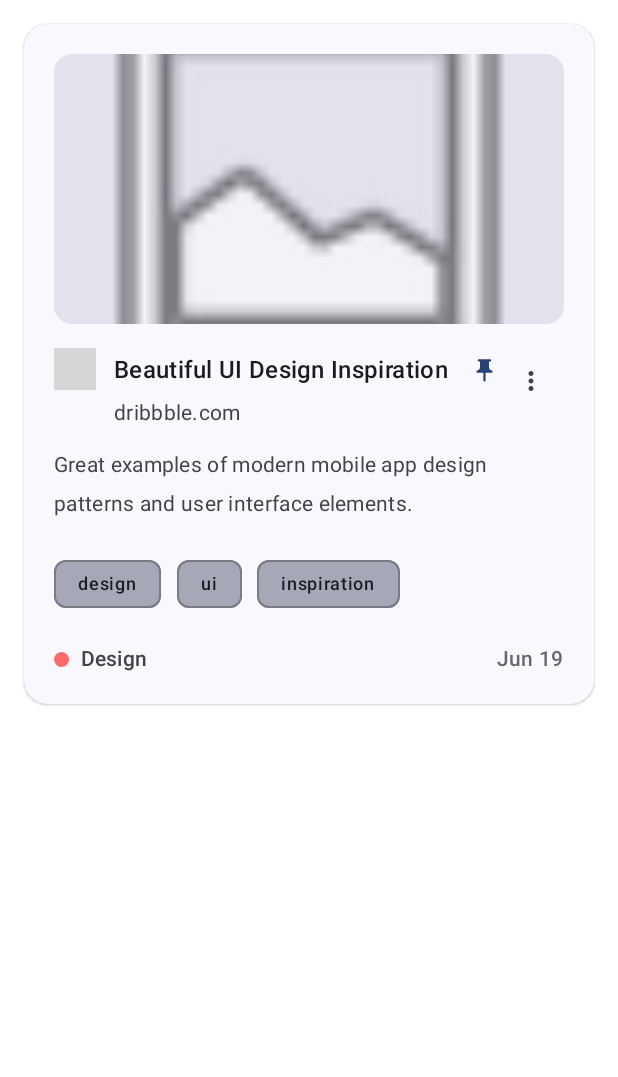
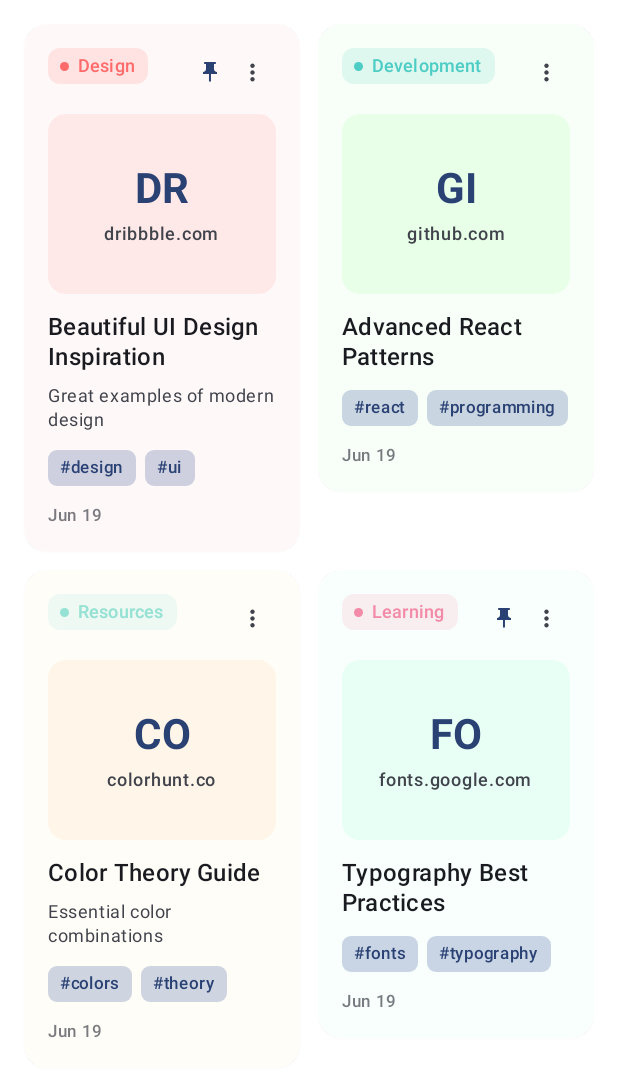
Before and after one commit to ZaryabKhan/Linkzary, an Android app built with Jetpack Compose: the @Preview function BookmarkCardPreview, on a phone screen of 412 x 824 dp. Shown: the top 1077 px of the screen. Run offline under Robolectric (Android 15) with nearby library versions, the phone set to English and light mode, and no system bars; our stand-ins replace Room's generated code; pictures from the network do not load; grey boxes are pictures that could not be loaded.

Commit message:
Initial commit

```diff
--- a/app/src/main/java/com/appcodecraft/linkzary/ui/component/BookmarkCard.kt
+++ b/app/src/main/java/com/appcodecraft/linkzary/ui/component/BookmarkCard.kt
@@ -8,14 +8,14 @@ import androidx.compose.foundation.shape.RoundedCornerShape
 import androidx.compose.material.icons.Icons
 import androidx.compose.material.icons.filled.MoreVert
 import androidx.compose.material.icons.filled.PushPin
-import androidx.compose.material.icons.filled.Image
+import androidx.compose.material.icons.filled.Bookmark
 import androidx.compose.material3.*
 import androidx.compose.runtime.Composable
 import androidx.compose.ui.Alignment
 import androidx.compose.ui.Modifier
 import androidx.compose.ui.draw.clip
+import androidx.compose.ui.draw.shadow
 import androidx.compose.ui.graphics.Color
-import androidx.compose.ui.graphics.toArgb
 import androidx.compose.ui.layout.ContentScale
 import androidx.compose.ui.platform.LocalContext
 import androidx.compose.ui.res.painterResource
@@ -23,6 +23,7 @@ import androidx.compose.ui.text.font.FontWeight
 import androidx.compose.ui.text.style.TextOverflow
 import androidx.compose.ui.tooling.preview.Preview
 import androidx.compose.ui.unit.dp
+import androidx.compose.ui.unit.sp
 import androidx.core.graphics.toColorInt
 import coil.compose.AsyncImage
 import coil.request.ImageRequest
@@ -41,192 +42,215 @@ fun BookmarkCard(
     onCardClick: () -> Unit,
     onMoreClick: () -> Unit
 ) {
+    // Generate subtle background color based on card ID
+    val backgroundColors = listOf(
+        Color(0xFFF8F9FF), // Soft blue
+        Color(0xFFFFF8F8), // Soft pink
+        Color(0xFFF8FFF8), // Soft green
+        Color(0xFFFFFDF8), // Soft yellow
+        Color(0xFFF8FFFD), // Soft mint
+        Color(0xFFFDF8FF), // Soft purple
+        Color(0xFFFFF8FC), // Soft peach
+        Color(0xFFF8FCFF), // Soft cyan
+        Color(0xFFFCF8FF), // Soft lavender
+        Color(0xFFFFFCF8)  // Soft cream
+    )
+
+    val cardBackgroundColor = backgroundColors[link.id.toInt() % backgroundColors.size]
+
     Card(
         modifier = modifier
             .fillMaxWidth()
-            .clickable { onCardClick() },
+            .clickable { onCardClick() }
+            .shadow(
+                elevation = 1.dp,
+                shape = RoundedCornerShape(16.dp),
+                spotColor = MaterialTheme.colorScheme.primary.copy(alpha = 0.08f)
+            ),
         shape = RoundedCornerShape(16.dp),
         colors = CardDefaults.cardColors(
-            containerColor = MaterialTheme.colorScheme.surface
+            containerColor = cardBackgroundColor
         ),
-        elevation = CardDefaults.cardElevation(defaultElevation = 1.dp)
+        border = null
     ) {
         Column(
-            modifier = Modifier.padding(20.dp)
+            modifier = Modifier.padding(16.dp)
         ) {
-            // Website preview image with better aspect ratio
-            val previewImageUrl = extractPreviewImage(link.url)
-            AsyncImage(
-                model = ImageRequest.Builder(LocalContext.current)
-                    .data(previewImageUrl)
-                    .crossfade(true)
-                    .build(),
-                contentDescription = "Website preview",
-                modifier = Modifier
-                    .fillMaxWidth()
-                    .height(180.dp)
-                    .clip(RoundedCornerShape(12.dp))
-                    .background(MaterialTheme.colorScheme.surfaceVariant),
-                contentScale = ContentScale.Crop,
-                error = painterResource(id = android.R.drawable.ic_menu_gallery)
-            )
-
-            Spacer(modifier = Modifier.height(16.dp))
-
-            // Header row with favicon, title, and more button
+            // Header with collection badge and more button
             Row(
                 modifier = Modifier.fillMaxWidth(),
+                horizontalArrangement = Arrangement.SpaceBetween,
                 verticalAlignment = Alignment.Top
             ) {
-                // Favicon with better styling
-                AsyncImage(
-                    model = ImageRequest.Builder(LocalContext.current)
-                        .data(link.favicon)
-                        .crossfade(true)
-                        .build(),
-                    contentDescription = "Favicon",
+                // Collection badge
+                if (collectionName != null && collectionColor != null) {
+                    Row(
                         modifier = Modifier
-                        .size(28.dp)
-                        .clip(RoundedCornerShape(6.dp))
-                        .background(MaterialTheme.colorScheme.surfaceVariant),
-                    contentScale = ContentScale.Crop
+                            .clip(RoundedCornerShape(8.dp))
+                            .background(Color(collectionColor.toColorInt()).copy(alpha = 0.15f))
+                            .padding(horizontal = 8.dp, vertical = 4.dp)
+                            .weight(1f, fill = false),
+                        verticalAlignment = Alignment.CenterVertically
+                    ) {
+                        Box(
+                            modifier = Modifier
+                                .size(6.dp)
+                                .clip(CircleShape)
+                                .background(Color(collectionColor.toColorInt()))
                         )
+                        Spacer(modifier = Modifier.width(6.dp))
+                        Text(
+                            text = collectionName,
+                            style = MaterialTheme.typography.labelMedium.copy(
+                                fontWeight = FontWeight.SemiBold,
+                                letterSpacing = 0.1.sp
+                            ),
+                            color = Color(collectionColor.toColorInt()),
+                            maxLines = 1,
+                            overflow = TextOverflow.Ellipsis
+                        )
+                    }
+                } else {
+                    Spacer(modifier = Modifier.weight(1f))
+                }
 
-                Spacer(modifier = Modifier.width(12.dp))
-
-                // Title and URL with better spacing
-                Column(
-                    modifier = Modifier.weight(1f)
-                ) {
+                // More button and pin indicator
                 Row(
                     verticalAlignment = Alignment.CenterVertically
                 ) {
-                        Text(
-                            text = link.title,
-                            style = MaterialTheme.typography.titleMedium,
-                            fontWeight = FontWeight.SemiBold,
-                            maxLines = 2,
-                            overflow = TextOverflow.Ellipsis,
-                            modifier = Modifier.weight(1f),
-                            lineHeight = MaterialTheme.typography.titleMedium.lineHeight * 1.2
-                        )
-
                     if (link.isPinned) {
-                            Spacer(modifier = Modifier.width(8.dp))
                         Icon(
                             imageVector = Icons.Default.PushPin,
                             contentDescription = "Pinned",
+                            modifier = Modifier.size(16.dp),
+                            tint = MaterialTheme.colorScheme.primary
+                        )
+                        Spacer(modifier = Modifier.width(4.dp))
+                    }
+
+                    IconButton(
+                        onClick = onMoreClick,
+                        modifier = Modifier.size(32.dp)
+                    ) {
+                        Icon(
+                            imageVector = Icons.Default.MoreVert,
+                            contentDescription = "More options",
                             modifier = Modifier.size(18.dp),
-                                tint = MaterialTheme.colorScheme.primary
+                            tint = MaterialTheme.colorScheme.onSurfaceVariant
                         )
                     }
                 }
+            }
 
+            Spacer(modifier = Modifier.height(12.dp))
+
+            // Domain thumbnail preview - compact version with complementary background
+            val thumbnailBackgroundColor = when (link.id.toInt() % 10) {
+                0 -> Color(0xFFE8EEFF) // Deeper blue
+                1 -> Color(0xFFFFE8E8) // Deeper pink
+                2 -> Color(0xFFE8FFE8) // Deeper green
+                3 -> Color(0xFFFFF5E8) // Deeper yellow
+                4 -> Color(0xFFE8FFF5) // Deeper mint
+                5 -> Color(0xFFF5E8FF) // Deeper purple
+                6 -> Color(0xFFFFE8F5) // Deeper peach
+                7 -> Color(0xFFE8F5FF) // Deeper cyan
+                8 -> Color(0xFFF5E8FF) // Deeper lavender
+                else -> Color(0xFFFFF5E8) // Deeper cream
+            }
+
+            Box(
+                modifier = Modifier
+                    .fillMaxWidth()
+                    .height(120.dp)
+                    .clip(RoundedCornerShape(12.dp))
+                    .background(thumbnailBackgroundColor),
+                contentAlignment = Alignment.Center
+            ) {
+                // Generate a simple domain preview
+                val domain = extractDomain(link.url)
+                Column(
+                    horizontalAlignment = Alignment.CenterHorizontally,
+                    verticalArrangement = Arrangement.Center
+                ) {
+                    Text(
+                        text = domain.take(2).uppercase(),
+                        style = MaterialTheme.typography.headlineMedium.copy(
+                            fontWeight = FontWeight.Bold
+                        ),
+                        color = MaterialTheme.colorScheme.primary
+                    )
                     Spacer(modifier = Modifier.height(4.dp))
-
                     Text(
-                        text = extractDomain(link.url),
-                        style = MaterialTheme.typography.bodyMedium,
+                        text = domain,
+                        style = MaterialTheme.typography.labelMedium,
                         color = MaterialTheme.colorScheme.onSurfaceVariant,
                         maxLines = 1,
                         overflow = TextOverflow.Ellipsis
                     )
                 }
-
-                // More button with better positioning
-                IconButton(
-                    onClick = onMoreClick,
-                    modifier = Modifier
-                        .size(44.dp)
-                        .padding(6.dp)
-                ) {
-                    Icon(
-                        imageVector = Icons.Default.MoreVert,
-                        contentDescription = "More options",
-                        modifier = Modifier.size(20.dp),
-                        tint = MaterialTheme.colorScheme.onSurfaceVariant
-                    )
-                }
             }
 
-            // Note if present with better styling
+            Spacer(modifier = Modifier.height(12.dp))
+
+            // Title with compact styling
+            Text(
+                text = link.title,
+                style = MaterialTheme.typography.titleMedium.copy(
+                    fontWeight = FontWeight.SemiBold,
+                    lineHeight = 20.sp
+                ),
+                maxLines = 2,
+                overflow = TextOverflow.Ellipsis,
+                color = MaterialTheme.colorScheme.onSurface
+            )
+
+            // Note if present - very compact
             if (link.note.isNotBlank()) {
-                Spacer(modifier = Modifier.height(12.dp))
+                Spacer(modifier = Modifier.height(8.dp))
                 Text(
                     text = link.note,
-                    style = MaterialTheme.typography.bodyMedium,
+                    style = MaterialTheme.typography.bodySmall,
                     color = MaterialTheme.colorScheme.onSurfaceVariant,
-                    maxLines = 3,
-                    overflow = TextOverflow.Ellipsis,
-                    lineHeight = MaterialTheme.typography.bodyMedium.lineHeight * 1.3
+                    maxLines = 2,
+                    overflow = TextOverflow.Ellipsis
                 )
             }
 
-            // Tags with improved layout
+            // Tags - compact horizontal scrolling
             if (link.tags.isNotBlank()) {
-                Spacer(modifier = Modifier.height(16.dp))
+                Spacer(modifier = Modifier.height(12.dp))
                 Row(
                     modifier = Modifier.fillMaxWidth(),
-                    horizontalArrangement = Arrangement.spacedBy(8.dp)
+                    horizontalArrangement = Arrangement.spacedBy(6.dp)
                 ) {
-                    link.tags.split(",").take(3).forEach { tag ->
+                    link.tags.split(",").take(2).forEach { tag ->
                         if (tag.isNotBlank()) {
-                            AssistChip(
-                                onClick = { },
-                                label = {
                             Text(
-                                        text = tag.trim(),
-                                        style = MaterialTheme.typography.labelMedium
-                                    )
-                                },
-                                colors = AssistChipDefaults.assistChipColors(
-                                    containerColor = MaterialTheme.colorScheme.secondaryContainer.copy(alpha = 0.6f)
-                                )
+                                text = "#${tag.trim()}",
+                                style = MaterialTheme.typography.labelSmall.copy(
+                                    fontWeight = FontWeight.Medium
+                                ),
+                                color = MaterialTheme.colorScheme.primary,
+                                modifier = Modifier
+                                    .clip(RoundedCornerShape(6.dp))
+                                    .background(MaterialTheme.colorScheme.primaryContainer.copy(alpha = 0.3f))
+                                    .padding(horizontal = 8.dp, vertical = 4.dp)
                             )
                         }
                     }
                 }
             }
 
-            Spacer(modifier = Modifier.height(16.dp))
+            Spacer(modifier = Modifier.height(12.dp))
 
-            // Footer with collection and date - improved spacing
-            Row(
-                modifier = Modifier.fillMaxWidth(),
-                horizontalArrangement = Arrangement.SpaceBetween,
-                verticalAlignment = Alignment.CenterVertically
-            ) {
-                // Collection indicator with better styling
-                if (collectionName != null && collectionColor != null) {
-                    Row(
-                        verticalAlignment = Alignment.CenterVertically
-                    ) {
-                        Box(
-                            modifier = Modifier
-                                .size(10.dp)
-                                .clip(CircleShape)
-                                .background(Color(collectionColor.toColorInt()))
-                        )
-                        Spacer(modifier = Modifier.width(8.dp))
-                        Text(
-                            text = collectionName,
-                            style = MaterialTheme.typography.labelLarge,
-                            color = MaterialTheme.colorScheme.onSurfaceVariant,
-                            fontWeight = FontWeight.Medium
-                        )
-                    }
-                } else {
-                    Spacer(modifier = Modifier.width(1.dp))
-                }
-
-                // Save date with better styling
+            // Compact footer with date only
             Text(
                 text = SimpleDateFormat("MMM dd", Locale.getDefault()).format(link.saveDate),
-                    style = MaterialTheme.typography.labelLarge,
-                    color = MaterialTheme.colorScheme.onSurfaceVariant.copy(alpha = 0.8f),
+                style = MaterialTheme.typography.labelSmall.copy(
                     fontWeight = FontWeight.Medium
+                ),
+                color = MaterialTheme.colorScheme.onSurfaceVariant.copy(alpha = 0.7f)
             )
-            }
         }
     }
 }
@@ -243,99 +267,29 @@ fun extractDomain(url: String): String {
     }
 }
 
-/**
- * Extract high-quality preview image URL from various platforms
- */
-fun extractPreviewImage(url: String): String? {
-    return when {
-        // YouTube videos - High quality thumbnails
-        url.contains("youtube.com/watch") -> {
-            val videoId = url.substringAfter("v=").substringBefore("&")
-            "https://img.youtube.com/vi/$videoId/maxresdefault.jpg"
-        }
-        url.contains("youtu.be/") -> {
-            val videoId = url.substringAfter("youtu.be/").substringBefore("?")
-            "https://img.youtube.com/vi/$videoId/maxresdefault.jpg"
-        }
-
-        // GitHub repositories - OpenGraph images
-        url.contains("github.com") && url.count { it == '/' } >= 4 -> {
-            "https://opengraph.githubassets.com/1/${url.substringAfter("github.com/")}"
-        }
-
-        // Twitter/X posts - Try to extract actual post preview
-        url.contains("twitter.com") || url.contains("x.com") -> {
-            // Use screenshot service for actual tweet content
-            "https://api.microlink.io/?url=${java.net.URLEncoder.encode(url, "UTF-8")}&screenshot=true&meta=false&embed=screenshot.url"
-        }
-
-        // Medium articles - Use screenshot service for actual article
-        url.contains("medium.com") -> {
-            "https://api.microlink.io/?url=${java.net.URLEncoder.encode(url, "UTF-8")}&screenshot=true&meta=false&embed=screenshot.url"
-        }
-
-        // LinkedIn posts and articles
-        url.contains("linkedin.com") -> {
-            "https://api.microlink.io/?url=${java.net.URLEncoder.encode(url, "UTF-8")}&screenshot=true&meta=false&embed=screenshot.url"
-        }
-
-        // Instagram posts
-        url.contains("instagram.com") -> {
-            "https://api.microlink.io/?url=${java.net.URLEncoder.encode(url, "UTF-8")}&screenshot=true&meta=false&embed=screenshot.url"
-        }
-
-        // Dribbble shots - Actual shot images
-        url.contains("dribbble.com/shots") -> {
-            "https://api.microlink.io/?url=${java.net.URLEncoder.encode(url, "UTF-8")}&screenshot=true&meta=false&embed=screenshot.url"
-        }
-
-        // Reddit posts
-        url.contains("reddit.com") -> {
-            "https://api.microlink.io/?url=${java.net.URLEncoder.encode(url, "UTF-8")}&screenshot=true&meta=false&embed=screenshot.url"
-        }
-
-        // News websites and blogs - Use screenshot service
-        url.contains("techcrunch.com") || url.contains("theverge.com") ||
-        url.contains("arstechnica.com") || url.contains("wired.com") ||
-        url.contains("engadget.com") || url.contains("mashable.com") -> {
-            "https://api.microlink.io/?url=${java.net.URLEncoder.encode(url, "UTF-8")}&screenshot=true&meta=false&embed=screenshot.url"
-        }
-
-        // Dev.to articles
-        url.contains("dev.to") -> {
-            "https://api.microlink.io/?url=${java.net.URLEncoder.encode(url, "UTF-8")}&screenshot=true&meta=false&embed=screenshot.url"
-        }
-
-        // Stack Overflow questions
-        url.contains("stackoverflow.com") -> {
-            "https://api.microlink.io/?url=${java.net.URLEncoder.encode(url, "UTF-8")}&screenshot=true&meta=false&embed=screenshot.url"
-        }
-
-        // For other URLs, use screenshot service for actual content preview
-        else -> {
-            try {
-                "https://api.microlink.io/?url=${java.net.URLEncoder.encode(url, "UTF-8")}&screenshot=true&meta=false&embed=screenshot.url"
-            } catch (e: Exception) {
-                // Fallback to favicon if screenshot service fails
-                val domain = url.substringAfter("://").substringBefore("/")
-                "https://www.google.com/s2/favicons?domain=$domain&sz=256"
-            }
-        }
-    }
-}
-
 @Preview
 @Composable
 fun BookmarkCardPreview() {
     LinkzaryTheme {
+        Column(
+            modifier = Modifier
+                .fillMaxWidth()
+                .padding(16.dp),
+            verticalArrangement = Arrangement.spacedBy(12.dp)
+        ) {
+            // 2x2 Grid simulation
+            Row(
+                modifier = Modifier.fillMaxWidth(),
+                horizontalArrangement = Arrangement.spacedBy(12.dp)
+            ) {
                 BookmarkCard(
-            modifier = Modifier.padding(16.dp),
+                    modifier = Modifier.weight(1f),
                     link = SavedLink(
                         id = 1,
                         title = "Beautiful UI Design Inspiration",
                         url = "https://dribbble.com/shots/example",
-                note = "Great examples of modern mobile app design patterns and user interface elements.",
-                tags = "design, ui, inspiration",
+                        note = "Great examples of modern design",
+                        tags = "design, ui",
                         isPinned = true,
                         saveDate = Date()
                     ),
@@ -344,5 +298,63 @@ fun BookmarkCardPreview() {
                     onCardClick = { },
                     onMoreClick = { }
                 )
+
+                BookmarkCard(
+                    modifier = Modifier.weight(1f),
+                    link = SavedLink(
+                        id = 2,
+                        title = "Advanced React Patterns",
+                        url = "https://github.com/react-patterns",
+                        note = "",
+                        tags = "react, programming",
+                        isPinned = false,
+                        saveDate = Date()
+                    ),
+                    collectionName = "Development",
+                    collectionColor = "#4ECDC4",
+                    onCardClick = { },
+                    onMoreClick = { }
+                )
+            }
+
+            Row(
+                modifier = Modifier.fillMaxWidth(),
+                horizontalArrangement = Arrangement.spacedBy(12.dp)
+            ) {
+                BookmarkCard(
+                    modifier = Modifier.weight(1f),
+                    link = SavedLink(
+                        id = 3,
+                        title = "Color Theory Guide",
+                        url = "https://colorhunt.co/guide",
+                        note = "Essential color combinations",
+                        tags = "colors, theory",
+                        isPinned = false,
+                        saveDate = Date()
+                    ),
+                    collectionName = "Resources",
+                    collectionColor = "#95E1D3",
+                    onCardClick = { },
+                    onMoreClick = { }
+                )
+
+                BookmarkCard(
+                    modifier = Modifier.weight(1f),
+                    link = SavedLink(
+                        id = 4,
+                        title = "Typography Best Practices",
+                        url = "https://fonts.google.com/knowledge",
+                        note = "",
+                        tags = "fonts, typography",
+                        isPinned = true,
+                        saveDate = Date()
+                    ),
+                    collectionName = "Learning",
+                    collectionColor = "#F38BA8",
+                    onCardClick = { },
+                    onMoreClick = { }
+                )
             }
         }
+    }
+}
```
Lines whose indentation alone changed are shown as unchanged.
